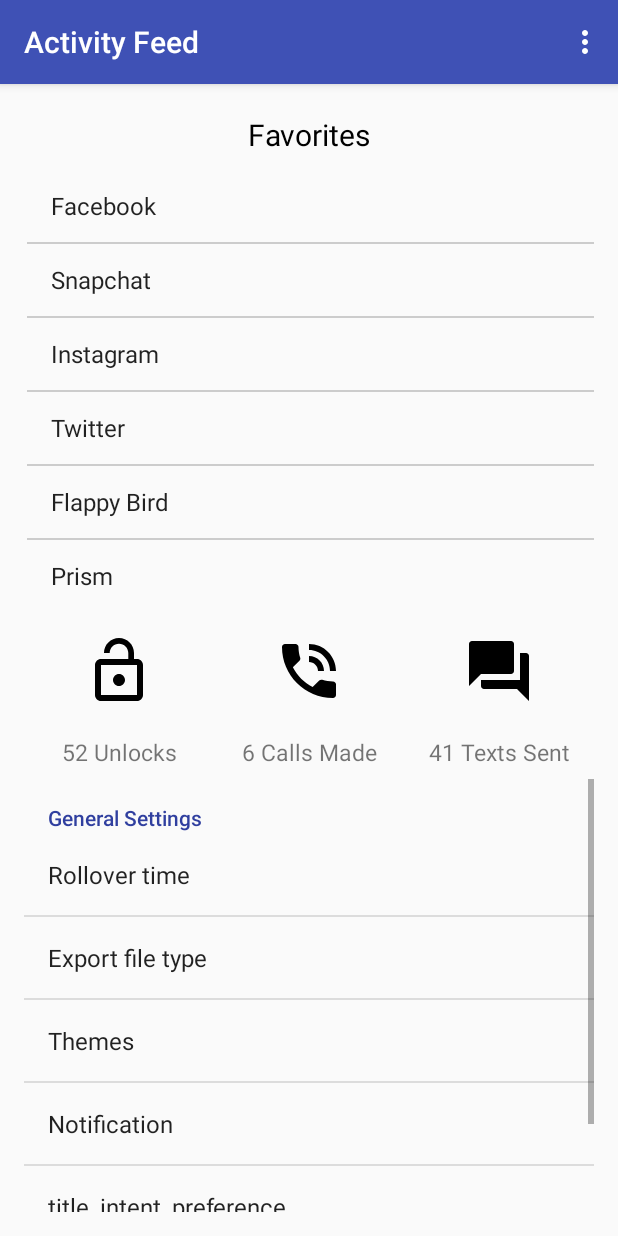
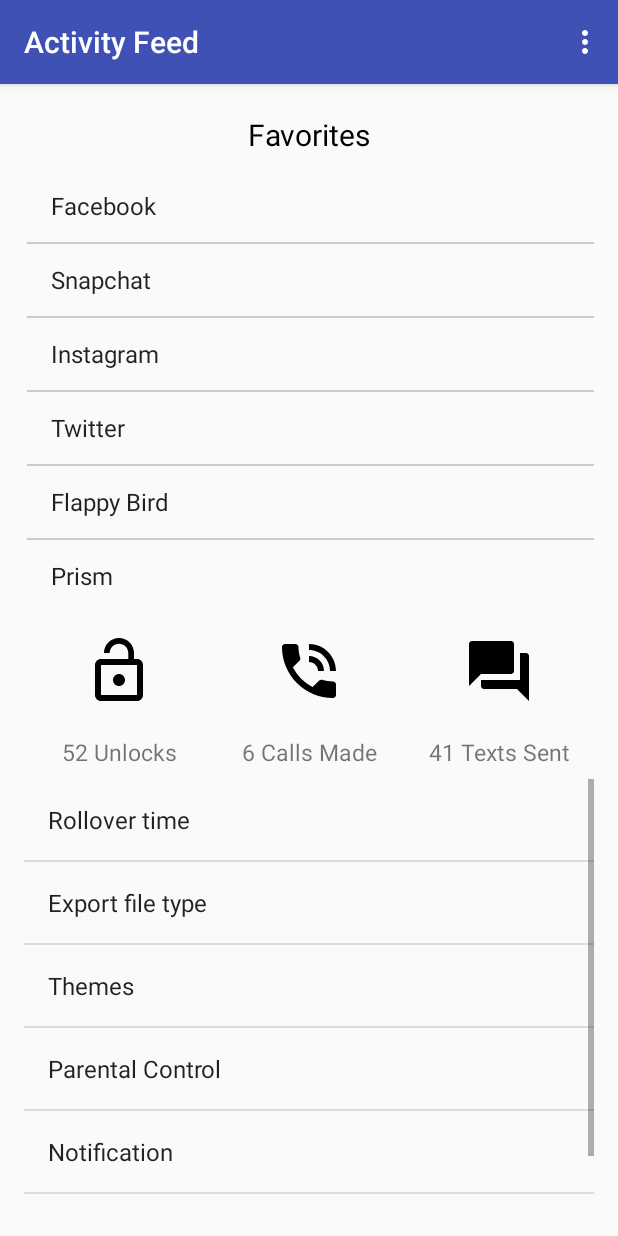
Before and after one commit to zmz0305/cs465_project, an Android app: the fragment SettingsFragment placed in its activity, on a phone screen of 412 x 824 dp. Run offline under Robolectric (Android 15) with nearby library versions, the phone set to English and light mode, and no system bars; libraries missing offline, so code that uses them is left out: com.github.mikephil.charting; plain views replace BarChart; 24 statements that could not run were skipped.

Commit message:
settings and parental control

```diff
--- a/app/src/main/res/values/strings.xml
+++ b/app/src/main/res/values/strings.xml
@@ -63,7 +63,11 @@
         <item>push notification</item>
         <item>drop-down notification</item>
     </string-array>
-
+    <string-array name="theme_type_list">
+        <item>Dark</item>
+        <item>Bright</item>
+        <item>Colorful</item>
+    </string-array>
     <string name="title_intent_preference">title_intent_preference</string>
     <string name="title_activity_main2">Main2Activity</string>
     <string-array name="dayWeekMenu">
--- /dev/null
+++ b/app/src/main/res/xml/parent_control_list_single.xml
@@ -0,0 +1,4 @@
+<?xml version="1.0" encoding="utf-8"?>
+<PreferenceScreen xmlns:android="http://schemas.android.com/apk/res/android">
+
+</PreferenceScreen>
--- a/app/src/main/res/xml/settings.xml
+++ b/app/src/main/res/xml/settings.xml
@@ -1,13 +1,5 @@
 <?xml version="1.0" encoding="utf-8"?>
 <PreferenceScreen xmlns:android="http://schemas.android.com/apk/res/android">
-
-    <PreferenceCategory
-        android:title="@string/title_first_section">
-        <!--<CheckBoxPreference-->
-            <!--android:key="checkbox_preference"-->
-            <!--android:title="@string/title_checkbox_preference"-->
-            <!--android:defaultValue="@string/default_checkbox_preference"/>-->
-
     <ListPreference
         android:key="list_preference"
         android:title="@string/title_list_preference"
@@ -22,7 +14,13 @@
         android:entryValues="@array/export_file_type_list" />
     <ListPreference
         android:key="list_preference"
-            android:title="Themes"/>
+        android:title="Themes"
+        android:entries="@array/theme_type_list"
+        android:entryValues="@array/theme_type_list"/>
+    <Preference
+        android:title="Parental Control">
+        <intent android:action="com.cs465.uiuc.cs465_project.ParentalControl" />
+    </Preference>
     <ListPreference
         android:key="list_preference"
         android:title="Notification"
@@ -30,18 +28,10 @@
         android:entries="@array/notification_type_list"
         android:entryValues="@array/notification_type_list" />
     <Preference
-            android:title="@string/title_intent_preference">
-            <intent android:action="com.cs465.uiuc.cs465_project.About" />
-        </Preference>
-
-        <Preference
-            android:title="@string/title_intent_preference">
+        android:title="About"
+        android:id="@+id/preference">
         <intent android:action="com.cs465.uiuc.cs465_project.About" />
     </Preference>
 
 
-    </PreferenceCategory>
-
-
-
 </PreferenceScreen>
```
Also changed, not shown: app/src/main/AndroidManifest.xml (+7 -2 lines), app/src/main/res/layout/activity_parental_control.xml (+15 -0 lines). Lines whose indentation alone changed are shown as unchanged.
